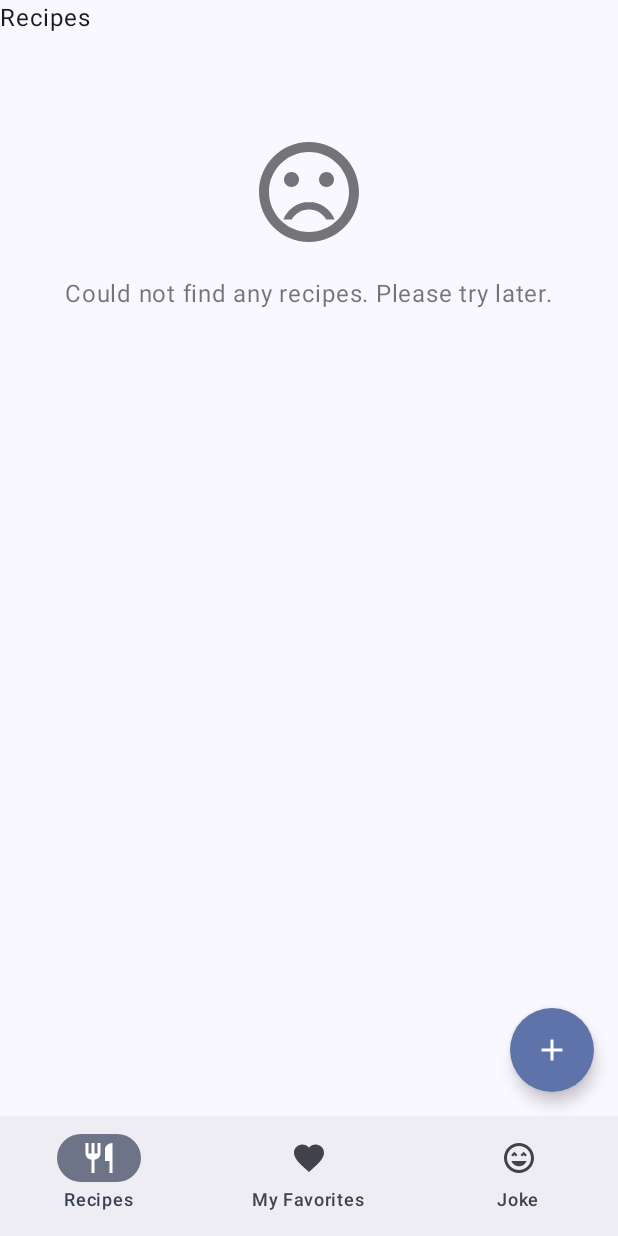
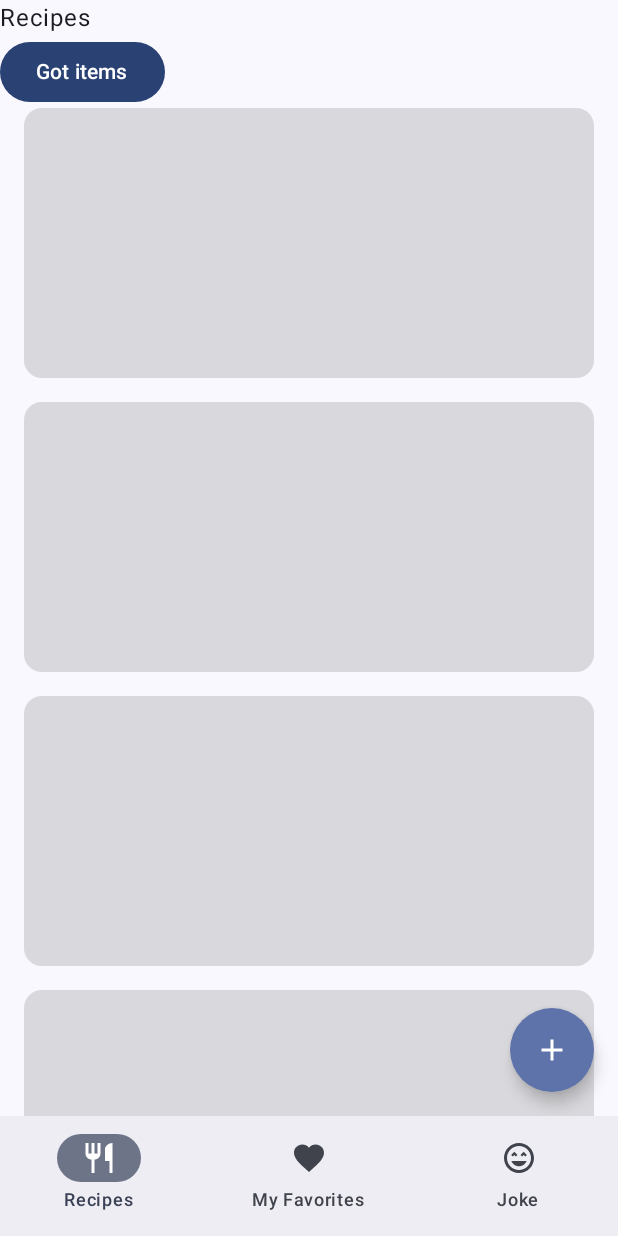
Before and after one commit to tgsse/cookbook, an Android app built with Jetpack Compose: the screen it shows after launch (MainActivity), on a phone screen of 412 x 824 dp. Run offline under Robolectric (Android 15) with nearby library versions, the phone set to English and light mode, and no system bars; our stand-ins replace Shimmer.

Commit message:
added RecipeItem & shimmer effect

```diff
--- a/app/build.gradle.kts
+++ b/app/build.gradle.kts
@@ -76,6 +76,9 @@ dependencies {
     implementation("androidx.navigation:navigation-ui-ktx:$navVersion")
     androidTestImplementation("androidx.navigation:navigation-testing:$navVersion")
 
+    // Shimmer
+    implementation("com.valentinilk.shimmer:compose-shimmer:1.0.5")
+
     // Testing
     testImplementation("junit:junit:4.13.2")
     androidTestImplementation("androidx.test.ext:junit:1.1.5")
--- a/app/src/main/java/com/ix/cookbook/screens/recipes/RecipesScreen.kt
+++ b/app/src/main/java/com/ix/cookbook/screens/recipes/RecipesScreen.kt
@@ -24,7 +24,7 @@ import androidx.compose.ui.semantics.semantics
 import androidx.compose.ui.tooling.preview.Preview
 import com.ix.cookbook.R
 import com.ix.cookbook.screens.joke.FoodJokeScreen
-import com.ix.cookbook.screens.recipes.components.NoRecipes
+import com.ix.cookbook.screens.recipes.components.RecipeList
 import com.ix.cookbook.ui.theme.CookbookTheme
 
 @OptIn(ExperimentalMaterial3Api::class)
@@ -62,7 +62,8 @@ fun RecipesScreen() {
                     text = stringResource(R.string.screen_recipes),
                 )
 
-                NoRecipes()
+//                NoRecipes()
+                RecipeList()
             }
         }
     }
--- a/app/src/main/java/com/ix/cookbook/screens/recipes/components/NoRecipes.kt
+++ b/app/src/main/java/com/ix/cookbook/screens/recipes/components/NoRecipes.kt
@@ -42,7 +42,7 @@ fun NoRecipes() {
 
 @Preview
 @Composable
-fun NoRecipesPreview() {
+private fun NoRecipesPreview() {
     CookbookTheme {
         NoRecipes()
     }
--- /dev/null
+++ b/app/src/main/java/com/ix/cookbook/screens/recipes/components/RecipeList.kt
@@ -0,0 +1,58 @@
+package com.ix.cookbook.screens.recipes.components
+
+import androidx.compose.foundation.layout.Arrangement
+import androidx.compose.foundation.layout.PaddingValues
+import androidx.compose.foundation.lazy.LazyColumn
+import androidx.compose.material3.Button
+import androidx.compose.material3.MaterialTheme
+import androidx.compose.material3.Text
+import androidx.compose.runtime.Composable
+import androidx.compose.runtime.getValue
+import androidx.compose.runtime.mutableStateOf
+import androidx.compose.runtime.remember
+import androidx.compose.runtime.setValue
+import androidx.compose.ui.Modifier
+import androidx.compose.ui.tooling.preview.Preview
+import com.ix.cookbook.screens.recipes.components.recipeitem.RecipeItem
+import com.ix.cookbook.screens.recipes.components.recipeitem.RecipeItemPlaceholder
+import com.ix.cookbook.ui.theme.CookbookTheme
+import com.ix.cookbook.ui.theme.spacing
+import com.valentinilk.shimmer.shimmer
+
+@Composable
+fun RecipeList() {
+    var isLoading by remember { mutableStateOf(true) }
+
+    Button(onClick = { isLoading = !isLoading }) {
+        Text("Got items")
+    }
+
+    if (isLoading) {
+        LazyColumn(
+            modifier = Modifier.shimmer(),
+            contentPadding = PaddingValues(horizontal = MaterialTheme.spacing.m),
+            verticalArrangement = Arrangement.spacedBy(MaterialTheme.spacing.m),
+        ) {
+            items(4) {
+                RecipeItemPlaceholder()
+            }
+        }
+    } else {
+        LazyColumn(
+            contentPadding = PaddingValues(horizontal = MaterialTheme.spacing.m),
+            verticalArrangement = Arrangement.spacedBy(MaterialTheme.spacing.m),
+        ) {
+            items(20) {
+                RecipeItem()
+            }
+        }
+    }
+}
+
+@Preview
+@Composable
+private fun RecipeListPreview() {
+    CookbookTheme {
+        RecipeList()
+    }
+}
--- /dev/null
+++ b/app/src/main/java/com/ix/cookbook/screens/recipes/components/recipeitem/RecipeItemPlaceholder.kt
@@ -0,0 +1,26 @@
+package com.ix.cookbook.screens.recipes.components.recipeitem
+
+import androidx.compose.foundation.background
+import androidx.compose.foundation.layout.Box
+import androidx.compose.foundation.layout.fillMaxSize
+import androidx.compose.foundation.layout.fillMaxWidth
+import androidx.compose.foundation.layout.height
+import androidx.compose.material3.Card
+import androidx.compose.runtime.Composable
+import androidx.compose.ui.Modifier
+import com.ix.cookbook.ui.theme.Colors
+
+@Composable
+fun RecipeItemPlaceholder() {
+    Card(
+        modifier = Modifier
+            .height(cardHeight)
+            .fillMaxWidth(),
+    ) {
+        Box(
+            modifier = Modifier
+                .fillMaxSize()
+                .background(Colors.mediumGray),
+        )
+    }
+}
--- a/app/src/main/java/com/ix/cookbook/ui/theme/Colors.kt
+++ b/app/src/main/java/com/ix/cookbook/ui/theme/Colors.kt
@@ -2,15 +2,13 @@ package com.ix.cookbook.ui.theme
 
 import androidx.compose.ui.graphics.Color
 
-@Suppress("ktlint:filename")
 object Colors {
     val purple = Color(0xFF6200EA)
     val deepPurple = Color(0xFF5502C8)
     val lightPurple = Color(0xFF9D46FF)
 
     val lightGray = Color(0xFFF9F9F9)
-    val mediumGray = Color(0xFFD1D1D1)
-    val lightMediumGray = Color(0x80D1D1D1)
+    val mediumGray = Color(0x80D1D1D1)
 
     val dark = Color(0xFF313C44)
     val darker = Color(0xFF151B20)
```
Also changed, not shown: app/src/main/java/com/ix/cookbook/screens/recipes/components/recipeitem/RecipeItem.kt (+13 -4 lines).
